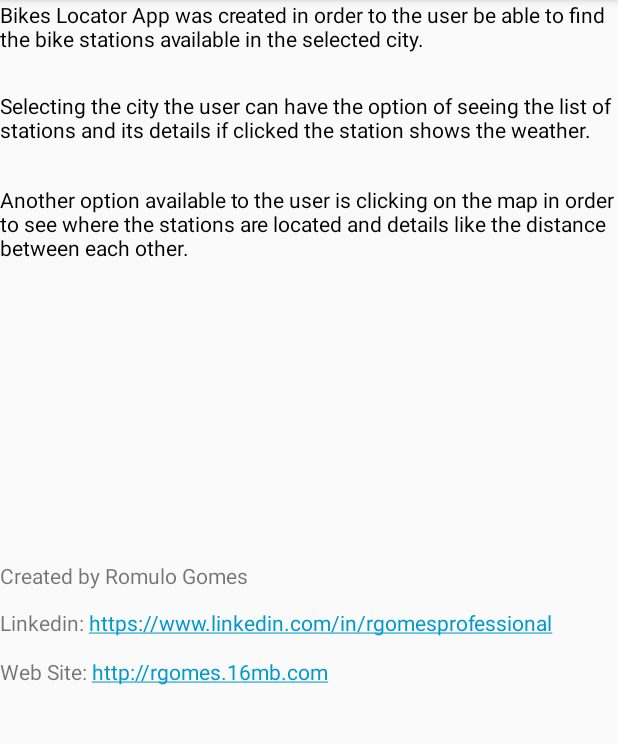
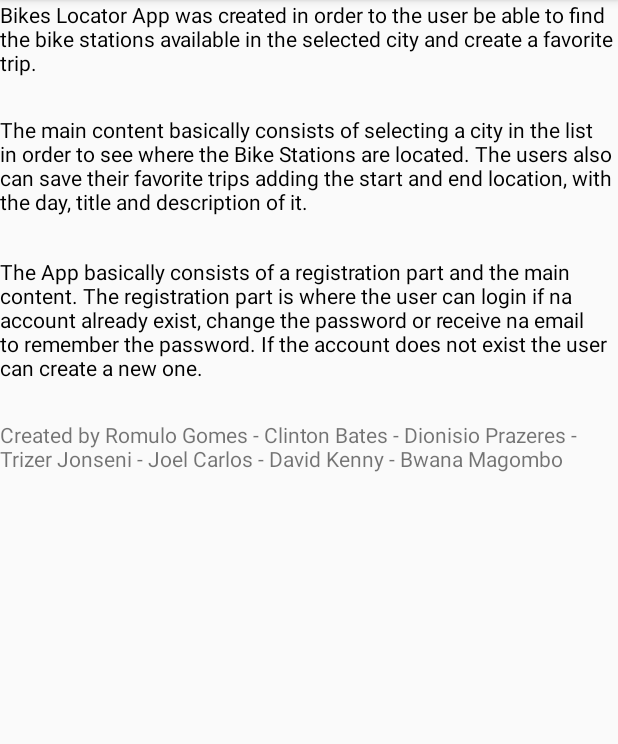
Before and after one commit to Rgomesprofessional/BikesTripApp, an Android app: the About screen opened directly, with no data from a screen before it, on a phone screen of 412 x 824 dp, the part 84-828 px from its top. Run offline under Robolectric (Android 15) with nearby library versions, the phone set to English and light mode, and no system bars.

Commit message:
About Commit

```diff
--- a/app/src/main/java/com/example/rgome/bikestripapp/AppContent/About.java
+++ b/app/src/main/java/com/example/rgome/bikestripapp/AppContent/About.java
@@ -26,7 +26,5 @@ public class About extends AppCompatActivity {
         txtAbout2 = (TextView) findViewById(R.id.txtAbout2);
         txtAbout3 = (TextView) findViewById(R.id.txtAbout3);
         txtAbout4 = (TextView) findViewById(R.id.txtAbout4);
-        txtAbout5 = (TextView) findViewById(R.id.txtAbout5);
-        txtAbout6 = (TextView) findViewById(R.id.txtAbout6);
     }
 }
--- a/app/src/main/res/layout/activity_about.xml
+++ b/app/src/main/res/layout/activity_about.xml
@@ -41,29 +41,9 @@
         android:layout_height="wrap_content"
         android:layout_alignParentStart="true"
         android:layout_centerVertical="true"
+        android:layout_below="@+id/txtAbout3"
+        android:layout_marginTop="25dp"
         android:text="@string/txt_about_4" />
 
-    <TextView
-        android:id="@+id/txtAbout5"
-        android:layout_width="wrap_content"
-        android:layout_height="wrap_content"
-        android:layout_alignParentStart="true"
-        android:layout_below="@+id/txtAbout4"
-        android:layout_marginTop="12dp"
-        android:autoLink="web"
-        android:clickable="false"
-        android:text="@string/txt_about_5"
-        android:textColorLink="@android:color/holo_blue_dark" />
-
-    <TextView
-        android:id="@+id/txtAbout6"
-        android:layout_width="wrap_content"
-        android:layout_height="wrap_content"
-        android:layout_alignParentStart="true"
-        android:layout_below="@+id/txtAbout5"
-        android:layout_marginTop="13dp"
-        android:autoLink="web"
-        android:text="@string/txt_about_6"
-        android:textColorLink="@android:color/holo_blue_dark" />
 
 </RelativeLayout>
--- a/app/src/main/res/values/strings.xml
+++ b/app/src/main/res/values/strings.xml
@@ -2,14 +2,14 @@
     <string name="app_name">Bikes Trip App</string>
     <string name="minimum_password">minimum passwordddd</string>
     <string name="auth_failed">auth failedddd</string>
-    <string name="txt_about_1">Bikes Locator App was created in order to the user be able to find the bike stations available in the selected city.</string>
-    <string name="txt_about_3">Another option available to the user is clicking on the map in order to see where the stations are located and details like the distance between each other.</string>
-    <string name="txt_about_2">Selecting the city the user can have the option of seeing the list of stations and its details if clicked the station shows the weather.</string>
+    <string name="txt_about_1">Bikes Locator App was created in order to the user be able to find the bike stations available in the selected city and create a favorite trip.</string>
+    <string name="txt_about_3">The App basically consists of a registration part and the main content. The registration part is where the user can login if na account already exist, change the password or receive na email to remember the password. If the account does not exist the user can create a new one.</string>
+    <string name="txt_about_2">The main content basically consists of selecting a city in the list in order to see where the Bike Stations are located. The users also can save their favorite trips adding the start and end location, with the day, title and description of it.</string>
     <string name="btn_stations">Stations</string>
     <string name="btn_map">Map</string>
     <string name="btn_about">About</string>
     <string name="img_bike">Cyclist</string>
-    <string name="txt_about_4">Created by Romulo Gomes</string>
+    <string name="txt_about_4">Created by Romulo Gomes - Clinton Bates - Dionisio Prazeres - Trizer Jonseni - Joel Carlos - David Kenny - Bwana Magombo</string>
     <string name="txt_about_5">Linkedin: https://www.linkedin.com/in/rgomesprofessional</string>
     <string name="txt_about_6">Web Site: http://rgomes.16mb.com</string>
 
```
